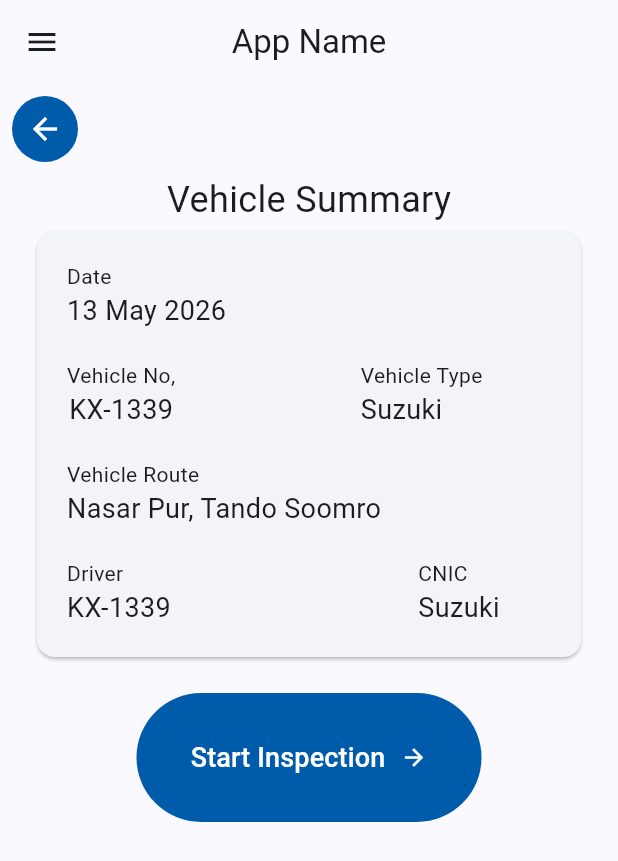
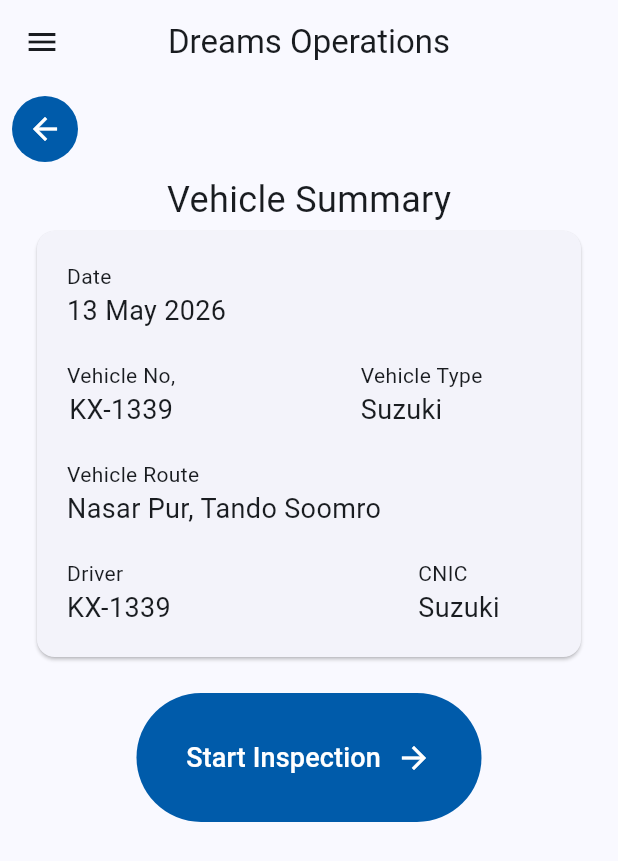
Before and after one commit to ebadmirza2005/dreams-app, a Flutter app: the ReviewScreen screen opened by its route, on a phone screen of 412 x 824 dp. Shown: the top 861 px of the screen. Run offline on Flutter 3.47's test engine with Material 3 defaults, Android fonts, the phone set to English and light mode, and no system bars; our stand-ins replace dotted_border, go_router.

Commit message:
Text Change And Small Thing Change

```diff
--- a/lib/screen/login_screen.dart
+++ b/lib/screen/login_screen.dart
@@ -32,7 +32,7 @@ class _LoginScreenState extends State<LoginScreen> {
                SizedBox(height: height * 0.1,),
                Image.asset("assets/FESF.png", width: width * 0.5,),
                SizedBox(height: 20,),
-               TextWidget(text: "App Name",),
+               TextWidget(text: "Dreams Operation",),
                SizedBox(height: height * 0.15,),
                Form(
                  key: _formKey,
--- a/lib/screen/review_screen.dart
+++ b/lib/screen/review_screen.dart
@@ -105,7 +105,7 @@ class _ReviewScreenState extends State<ReviewScreen> {
             children: [
               TextWidget(text: "Start Inspection", textSize: 18,),
               SizedBox(width: 10,),
-              Icon(Icons.arrow_forward, size: 18,)
+              Icon(Icons.arrow_forward, size: 24,)
             ],
           )),
         ],
--- a/lib/utils/app_bar.dart
+++ b/lib/utils/app_bar.dart
@@ -61,7 +61,7 @@ class AppBarWidget extends StatelessWidget implements PreferredSizeWidget{
 
         ),
       // }, icon: Icon(Icons.menu)),
-      title: Text("App Name"),
+      title: Text("Dreams Operations"),
       centerTitle: true,
 
     );
```
